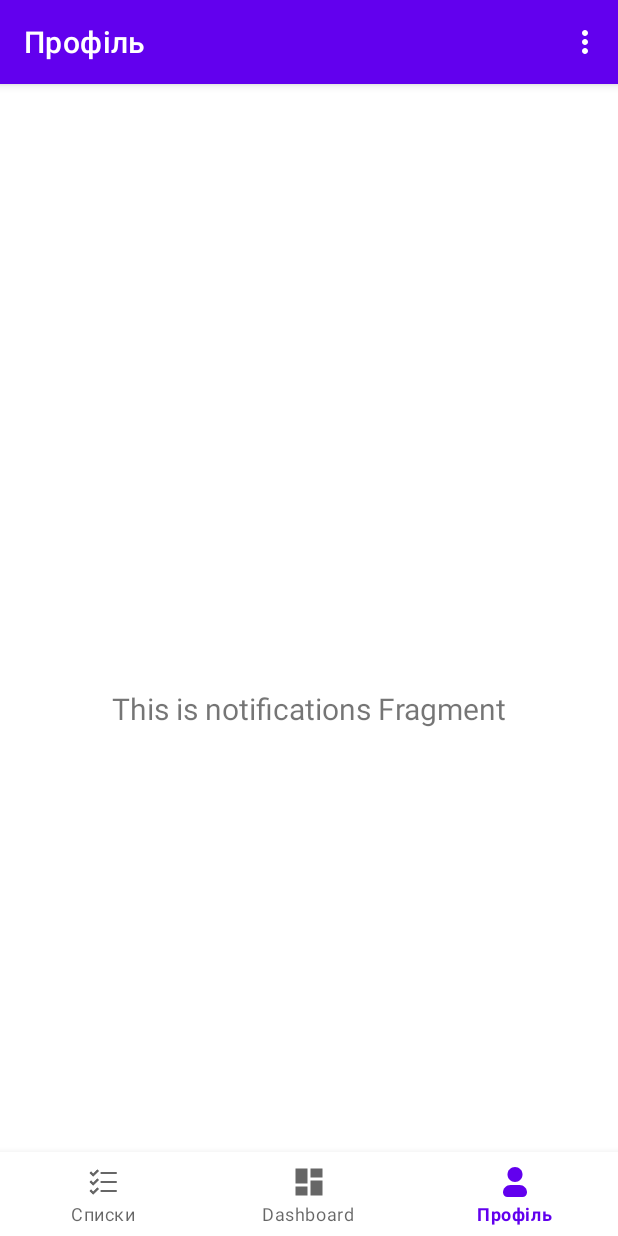
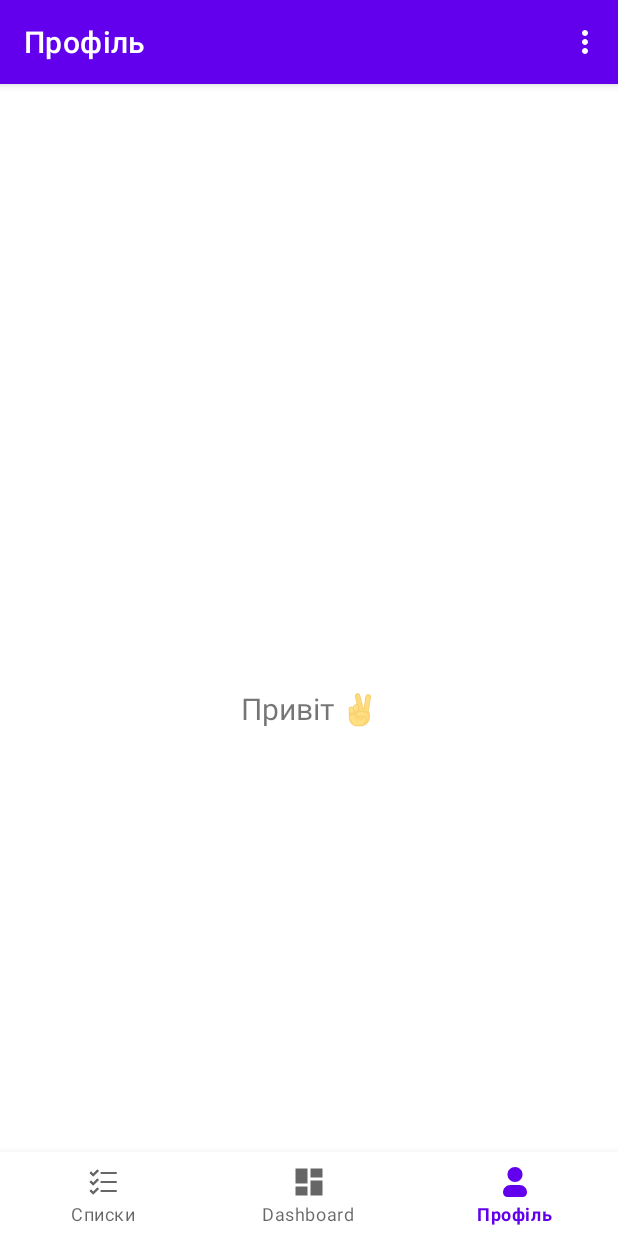
Before and after one commit to ka4ivan/smart-shop, an Android app: the NotificationsFragment screen opened through its navigation route, on a phone screen of 412 x 824 dp. Run offline under Robolectric (Android 15) with nearby library versions, the phone set to English and light mode, and no system bars; our stand-ins replace navigation-ui.

Commit message:
add hello

```diff
--- a/app/src/main/java/com/example/smartshop/ui/notifications/NotificationsViewModel.kt
+++ b/app/src/main/java/com/example/smartshop/ui/notifications/NotificationsViewModel.kt
@@ -1,13 +1,15 @@
 package com.example.smartshop.ui.notifications
 
+import android.app.Application
+import androidx.lifecycle.AndroidViewModel
 import androidx.lifecycle.LiveData
 import androidx.lifecycle.MutableLiveData
-import androidx.lifecycle.ViewModel
+import com.example.smartshop.R
 
-class NotificationsViewModel : ViewModel() {
+class NotificationsViewModel(application: Application) : AndroidViewModel(application) {
 
     private val _text = MutableLiveData<String>().apply {
-        value = "This is notifications Fragment"
+        value = application.getString(R.string.hello)
     }
     val text: LiveData<String> = _text
 }
--- a/app/src/main/res/values/strings.xml
+++ b/app/src/main/res/values/strings.xml
@@ -4,6 +4,7 @@
     <string name="app_name">SmartShop</string>
     <string name="btn_add">Новий список</string>
     <string name="trash">Смітник</string>
+    <string name="hello">Привіт ✌️</string>
 
 <!--    Списки      -->
     <string name="title_lists">Списки</string>
```
